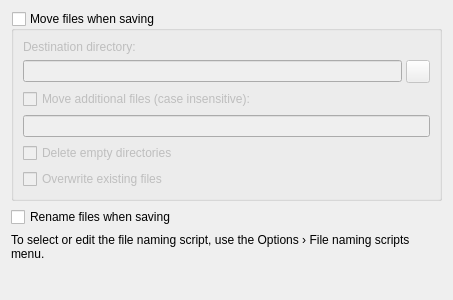
Old version of the form ui/options_renaming.ui in the repository zas/picard.
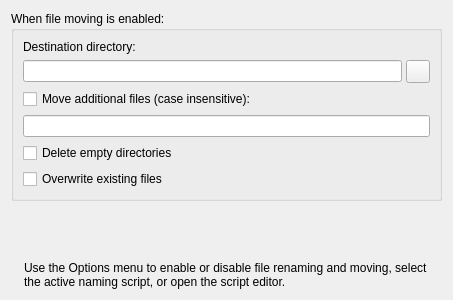
New version of the form.

Commit message:
Remove rename/move toggles from Options page
These toggles are already in the Options menu. The Options page now
only shows configuration values (destination, patterns, etc.) that
are always editable, with a 'When file moving is enabled:' group
header for context.

```diff
--- a/ui/options_renaming.ui
+++ b/ui/options_renaming.ui
@@ -19,20 +19,11 @@
     <verstretch>0</verstretch>
    </sizepolicy>
   </property>
-  <layout class="QVBoxLayout" name="verticalLayout_5" stretch="0,0,0,0">
+  <layout class="QVBoxLayout" name="verticalLayout_5">
    <item>
     <widget class="QGroupBox" name="move_files">
      <property name="title">
-      <string>Move files when saving</string>
-     </property>
-     <property name="flat">
-      <bool>false</bool>
-     </property>
-     <property name="checkable">
-      <bool>true</bool>
-     </property>
-     <property name="checked">
-      <bool>false</bool>
+      <string>When file moving is enabled:</string>
      </property>
      <layout class="QVBoxLayout" name="verticalLayout_4">
       <item>
@@ -89,23 +80,6 @@
      </layout>
     </widget>
    </item>
-   <item>
-    <widget class="QCheckBox" name="rename_files">
-     <property name="text">
-      <string>Rename files when saving</string>
-     </property>
-    </widget>
-   </item>
-   <item>
-    <widget class="QLabel" name="script_help_label">
-     <property name="text">
-      <string>To select or edit the file naming script, use the Options › File naming scripts menu.</string>
-     </property>
-     <property name="wordWrap">
-      <bool>true</bool>
-     </property>
-    </widget>
-   </item>
    <item>
     <spacer name="verticalSpacer">
      <property name="orientation">
@@ -119,6 +93,30 @@
      </property>
     </spacer>
    </item>
+   <item>
+    <layout class="QHBoxLayout" name="help_layout">
+     <item>
+      <widget class="QLabel" name="script_help_icon">
+       <property name="sizePolicy">
+        <sizepolicy hsizetype="Fixed" vsizetype="Fixed">
+         <horstretch>0</horstretch>
+         <verstretch>0</verstretch>
+        </sizepolicy>
+       </property>
+      </widget>
+     </item>
+     <item>
+      <widget class="QLabel" name="script_help_label">
+       <property name="text">
+        <string>Use the Options menu to enable or disable file renaming and moving, select the active naming script, or open the script editor.</string>
+       </property>
+       <property name="wordWrap">
+        <bool>true</bool>
+       </property>
+      </widget>
+     </item>
+    </layout>
+   </item>
   </layout>
  </widget>
  <tabstops>
```
Left out of the diff: 4 changed lines with no effect on the pictures. The commit also changes 2 other files.
